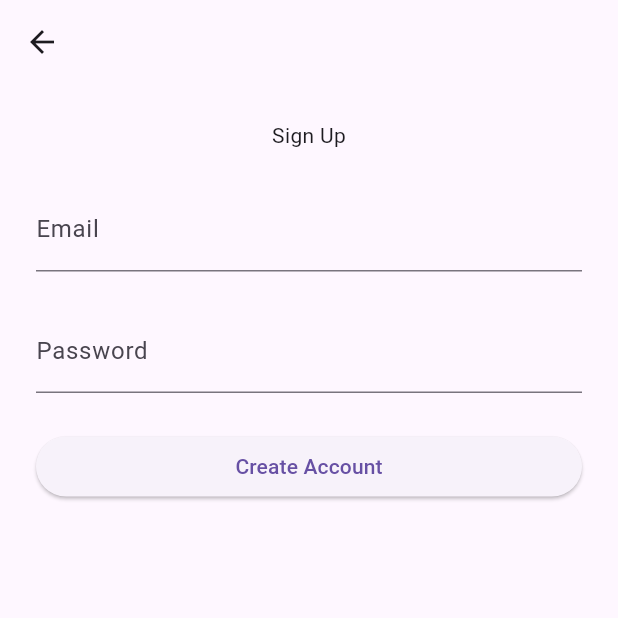
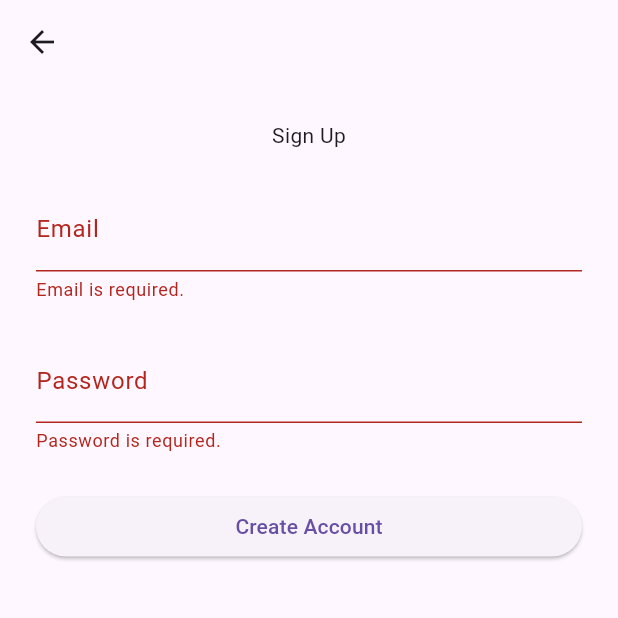
Before and after one commit to silapiratpong/ToDoList, a Flutter app: the SignupPage screen opened directly, after a tap on "Create Account", on a phone screen of 412 x 824 dp, the top half of it. Run offline on Flutter 3.47's test engine with Material 3 defaults, Android fonts, the phone set to English and light mode, and no system bars; our stand-ins replace firebase_auth, firebase_core, flutter_slidable, get, get_storage, hive and 1 more; accounts and stored records are empty.

```diff
--- a/lib/Controller/Validator.dart
+++ b/lib/Controller/Validator.dart
@@ -15,12 +15,12 @@ class ToDoValidator {
     if (value == null || value.isEmpty) {
       return 'Password is required.';
     }
-
     if (value.length < 6) {
       return 'Password must be at least 6 characters long.';
     }
     if (!value.contains(RegExp(r'[A-Z]'))) {
       return 'Password must contain at least one uppercase letter';
     }
+    return null;
   }
 }
--- /dev/null
+++ b/lib/Controller/login_controller.dart
@@ -0,0 +1,11 @@
+import 'package:flutter/material.dart';
+import 'package:get/get.dart';
+import 'package:firebase_auth/firebase_auth.dart';
+
+class LogInController extends GetxController {
+  static LogInController get instance => Get.find();
+  final email = TextEditingController();
+  final password = TextEditingController();
+  GlobalKey<FormState> loginPageKey = GlobalKey<FormState>();
+
+}
--- a/lib/Screen/login_page.dart
+++ b/lib/Screen/login_page.dart
@@ -1,11 +1,15 @@
 import 'package:flutter/material.dart';
+import 'package:todolist/Controller/Validator.dart';
 import 'package:todolist/Screen/home_page.dart';
 import 'package:todolist/Screen/signup_page.dart';
 import 'package:get/get.dart';
+import 'package:firebase_auth/firebase_auth.dart';
 
 class LoginPage extends StatelessWidget {
   LoginPage({super.key});
-
+  final email = TextEditingController();
+  final password = TextEditingController();
+  final _formkey = GlobalKey<FormState>();
   @override
   Widget build(BuildContext context) {
     return Scaffold(
@@ -24,16 +28,22 @@ class LoginPage extends StatelessWidget {
                 children: [Text("Login Title")],
               ),
               Form(
+                key: _formkey,
                 child: Column(
                   children: [
                     ///Email
                     TextFormField(
+                      controller: email,
+                      validator: (value) => ToDoValidator.validateEmail(value),
                       decoration: const InputDecoration(labelText: "Email"),
                     ),
                     const SizedBox(height: 10.0),
 
                     ///Password
                     TextFormField(
+                      controller: password,
+                      validator: (value) =>
+                          ToDoValidator.validatePassword(value),
                       decoration: const InputDecoration(labelText: "Password"),
                     ),
                     const SizedBox(height: 5.0),
@@ -52,7 +62,17 @@ class LoginPage extends StatelessWidget {
                     SizedBox(
                       width: double.infinity,
                       child: ElevatedButton(
-                        onPressed: () => Get.to(() => HomePage()),
+                        onPressed: () async {
+                          if (_formkey.currentState!.validate()) {
+                            UserCredential userCredential = await FirebaseAuth
+                                .instance
+                                .signInWithEmailAndPassword(
+                                  email: email.text.trim(),
+                                  password: password.text.trim(),
+                                );
+                            print(userCredential);
+                          }
+                        },
                         child: Text("Sign in"),
                       ),
                     ),
--- a/lib/Screen/signup_page.dart
+++ b/lib/Screen/signup_page.dart
@@ -2,12 +2,16 @@ import 'package:flutter/material.dart';
 import 'package:get/get.dart';
 import 'package:todolist/Controller/Validator.dart';
 import 'package:todolist/Controller/signup_controller.dart';
+import 'package:firebase_auth/firebase_auth.dart';
 
 class SignupPage extends StatelessWidget {
   const SignupPage({super.key});
 
   @override
   Widget build(BuildContext context) {
+    final email = TextEditingController();
+    final password = TextEditingController();
+    final _formkey = GlobalKey<FormState>();
     final controller = Get.put(SignupController());
     return Scaffold(
       appBar: AppBar(),
@@ -19,27 +23,38 @@ class SignupPage extends StatelessWidget {
               Text("Sign Up"),
               const SizedBox(height: 25),
               Form(
+                key: _formkey,
                 child: Column(
                   children: [
                     TextFormField(
-                      controller: controller.email,
+                      controller: email,
                       validator: (value) => ToDoValidator.validateEmail(value),
                       decoration: const InputDecoration(labelText: "Email"),
                     ),
                     const SizedBox(height: 25),
                     TextFormField(
-                      controller: controller.password,
-                      onSaved: (String? value){},
-                      validator: (value) {
-                        return (value != null && value.contains('@')) ? 'Do not use the @ char.' : null;
-                      }/*=>ToDoValidator.validatePassword(value)*/,
+                      controller: password,
+                      validator: (value) =>
+                          ToDoValidator.validatePassword(value),
                       decoration: const InputDecoration(labelText: "Password"),
                     ),
                     const SizedBox(height: 25),
                     SizedBox(
                       width: double.infinity,
                       child: ElevatedButton(
-                        onPressed: () {},
+                        onPressed: () async {
+                          if (_formkey.currentState!.validate()) {
+                            UserCredential userCredential = await FirebaseAuth
+                                .instance
+                                .createUserWithEmailAndPassword(
+                                  email: email.text.trim(),
+                                  password: password.text.trim(),
+                                );
+                            print(userCredential);
+                          }
+
+                          //await SignupController().signUp();
+                        },
                         child: Text("Create Account"),
                       ),
                     ),
--- a/pubspec.yaml
+++ b/pubspec.yaml
@@ -41,7 +41,7 @@ dependencies:
   get_storage: ^2.1.1
   #firebase0
   firebase_core: ^3.15.1
-
+  firebase_auth: ^5.6.2
 dev_dependencies:
   flutter_test:
     sdk: flutter
```
Also changed, not shown: lib/Controller/signup_controller.dart (+8 -4 lines), lib/Screen/home_page.dart (+9 -1 lines), lib/main.dart (+20 -4 lines), pubspec.lock, 4 other files.
